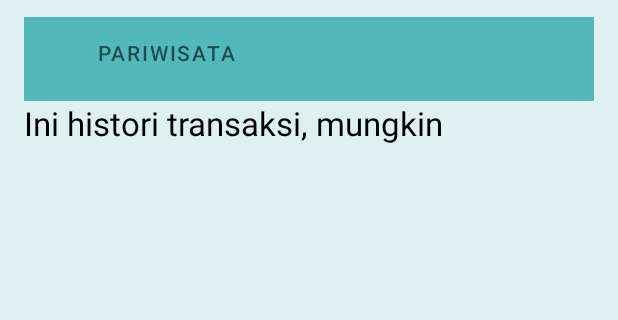
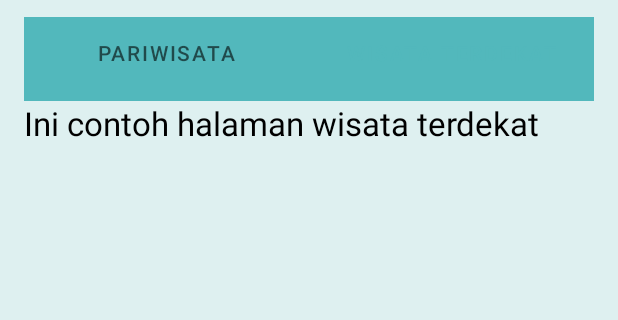
Before and after one commit to alzenaaisha/TravelerApp, an Android app: the screen it shows after launch (MainActivity), tab 2 chosen, on a phone screen of 412 x 824 dp, the part 116-436 px from its top. Run offline under Robolectric (Android 15) with nearby library versions, the phone set to English and light mode, and no system bars.

Commit message:
Swipe/Tabs

```diff
--- a/app/src/main/res/values/strings.xml
+++ b/app/src/main/res/values/strings.xml
@@ -1,7 +1,7 @@
 <resources>
     <string name="app_name">YourTravel</string>
     <string name="menu_pariwisata">Ini menu pariwisata</string>
-    <string name="histori_transaksi">Ini histori transaksi, mungkin</string>
+    <string name="histori_transaksi">Ini contoh halaman wisata terdekat</string>
     <string name="menu_pariwisata_label">Pariwisata</string>
     <string name="histori_transaksi_label">Wisata Terdekat</string>
 </resources>
```
